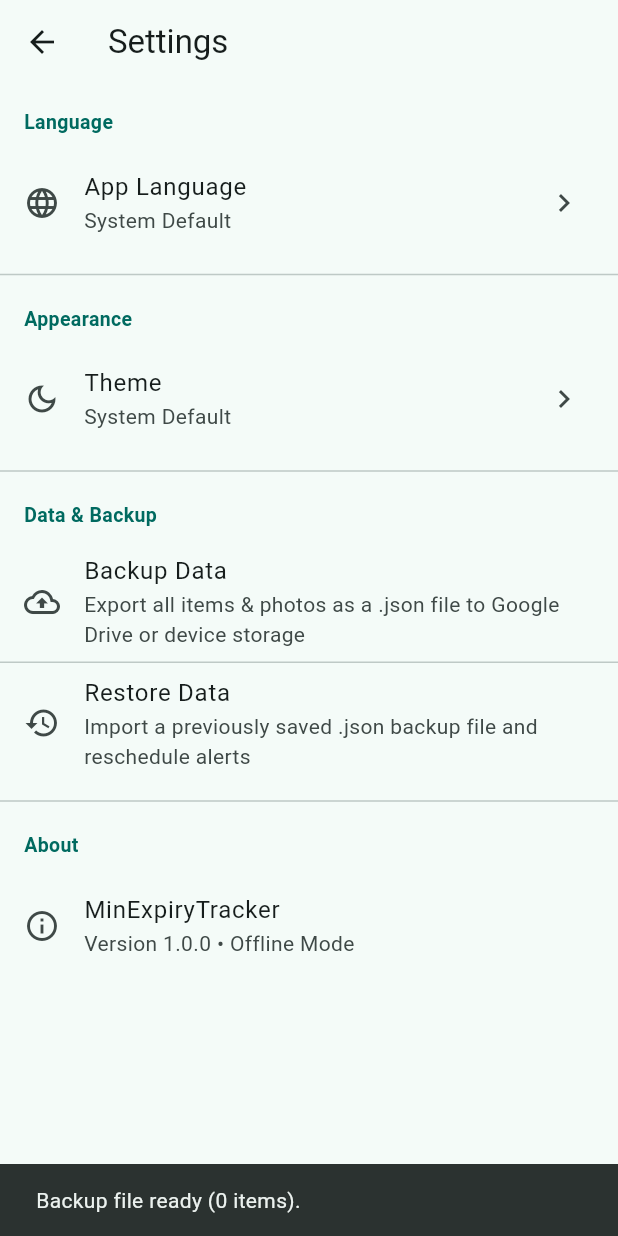
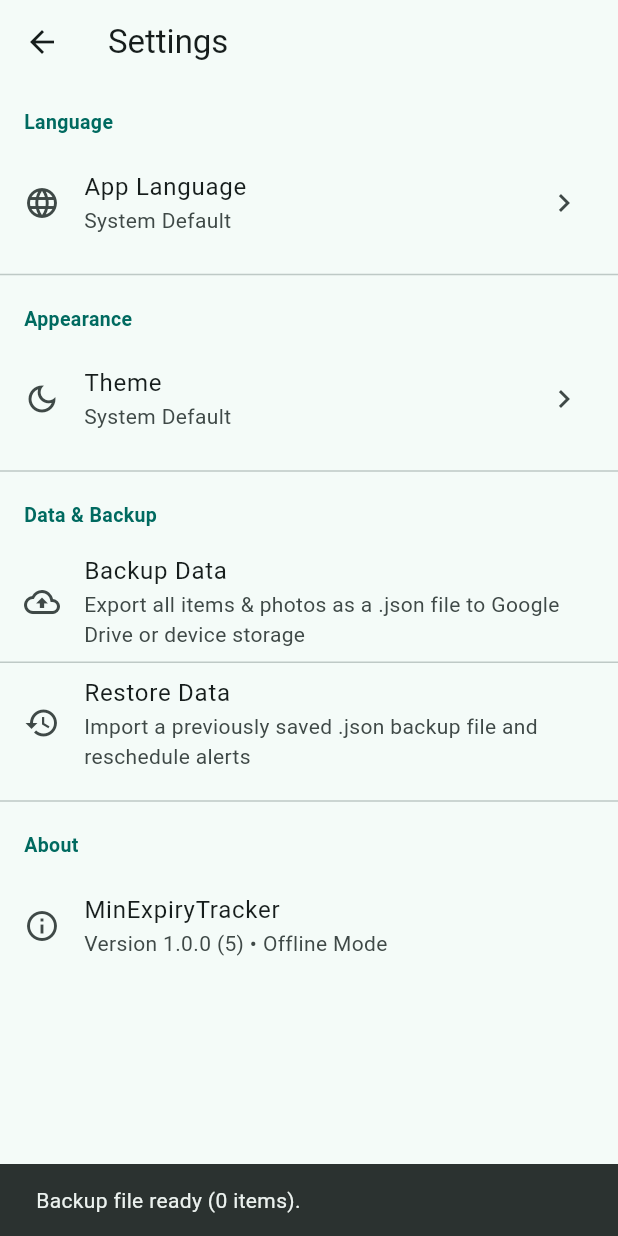
Before and after one commit to minhdatvn/min_expiry_tracker, a Flutter app: the SettingsScreen screen opened directly, after a tap on "Backup Data", on a phone screen of 412 x 824 dp. Run offline on Flutter 3.47's test engine with Material 3 defaults, Android fonts, the phone set to English and light mode, and no system bars; our stand-ins replace file_picker, flutter_local_notifications, image_picker, package_info_plus, share_plus, sqflite and 1 more; missing offline and left inert: device_calendar; accounts and stored records are empty.

Commit message:
tam ket thuc phat trien

```diff
--- a/lib/l10n/app_localizations.dart
+++ b/lib/l10n/app_localizations.dart
@@ -917,8 +917,8 @@ abstract class AppLocalizations {
   /// No description provided for @versionSubtitle.
   ///
   /// In en, this message translates to:
-  /// **'Version 1.0.0 • Offline Mode'**
-  String get versionSubtitle;
+  /// **'Version {version} • Offline Mode'**
+  String versionSubtitle(String version);
 
   /// No description provided for @testNotifyTitle.
   ///
--- a/lib/l10n/app_localizations_en.dart
+++ b/lib/l10n/app_localizations_en.dart
@@ -480,7 +480,9 @@ class AppLocalizationsEn extends AppLocalizations {
   String get aboutSection => 'About';
 
   @override
-  String get versionSubtitle => 'Version 1.0.0 • Offline Mode';
+  String versionSubtitle(String version) {
+    return 'Version $version • Offline Mode';
+  }
 
   @override
   String get testNotifyTitle => 'MinExpiryTracker is ready!';
--- a/lib/screens/settings_screen.dart
+++ b/lib/screens/settings_screen.dart
@@ -4,6 +4,7 @@ import '../services/backup_service.dart';
 import '../services/locale_service.dart';
 import '../services/notify_service.dart';
 import '../services/theme_service.dart';
+import 'package:package_info_plus/package_info_plus.dart';
 
 class SettingsScreen extends StatefulWidget {
   const SettingsScreen({super.key});
@@ -13,7 +14,30 @@ class SettingsScreen extends StatefulWidget {
 }
 
 class _SettingsScreenState extends State<SettingsScreen> {
+  static String? _cachedVersion;
   bool _isBusy = false;
+  String _appVersion = _cachedVersion ?? '';
+
+  @override
+  void initState() {
+    super.initState();
+    _loadAppVersion();
+  }
+
+  Future<void> _loadAppVersion() async {
+    if (_cachedVersion != null) return;
+    try {
+      final info = await PackageInfo.fromPlatform();
+      final formatted = info.buildNumber.isNotEmpty
+          ? '${info.version} (${info.buildNumber})'
+          : info.version;
+      _cachedVersion = formatted;
+      if (!mounted) return;
+      setState(() => _appVersion = formatted);
+    } catch (_) {
+      // Bỏ qua êm ái nếu không đọc được thông tin gói
+    }
+  }
 
   // Lấy tên hiển thị của ngôn ngữ đang chọn
   String _getCurrentLanguageLabel(AppLocalizations l10n, Locale? locale) {
@@ -374,7 +398,9 @@ class _SettingsScreenState extends State<SettingsScreen> {
             ListTile(
               leading: const Icon(Icons.info_outline),
               title: Text(l10n.appTitle),
-              subtitle: Text(l10n.versionSubtitle),
+              subtitle: Text(
+                l10n.versionSubtitle(_appVersion.isEmpty ? '...' : _appVersion),
+              ),
             ),
           ],
         ),
--- a/pubspec.yaml
+++ b/pubspec.yaml
@@ -45,6 +45,7 @@ dependencies:
   share_plus: ^12.0.2
   file_picker: ^11.0.3
   device_calendar: ^4.3.3
+  package_info_plus: ^9.0.1
 
 dependency_overrides:
   timezone: ^0.10.1
```
Also changed, not shown: lib/l10n/app_en.arb (+8 -1 lines), lib/l10n/app_localizations_vi.dart (+8 -6 lines), lib/l10n/app_vi.arb (+6 -6 lines), pubspec.lock.
